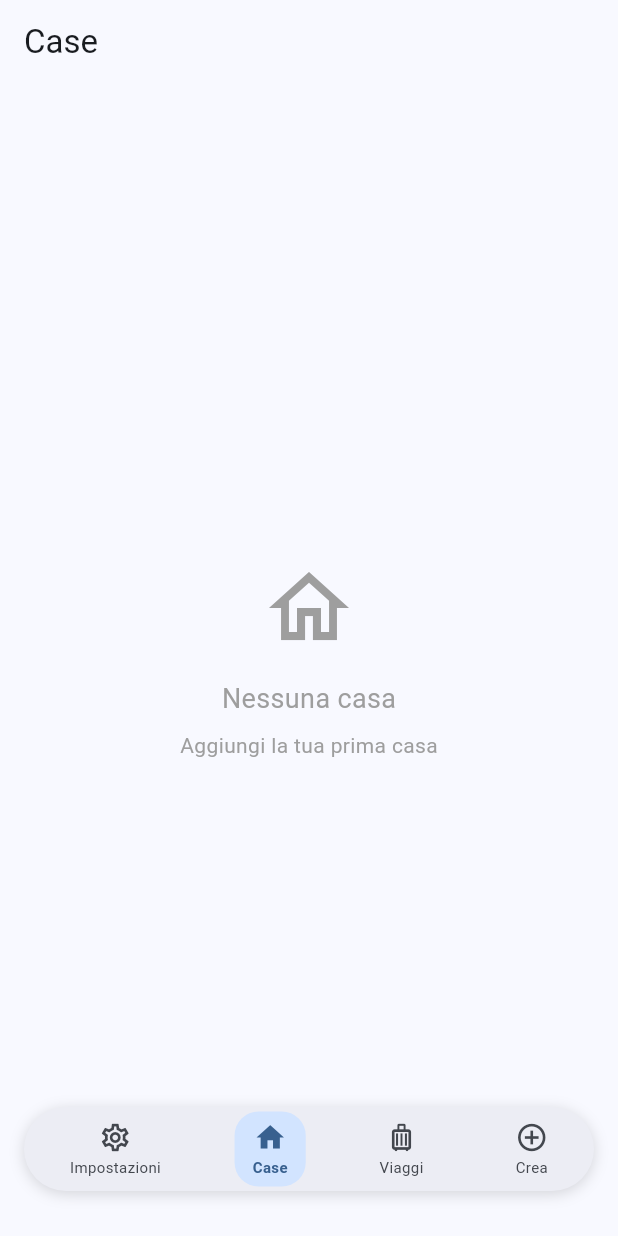
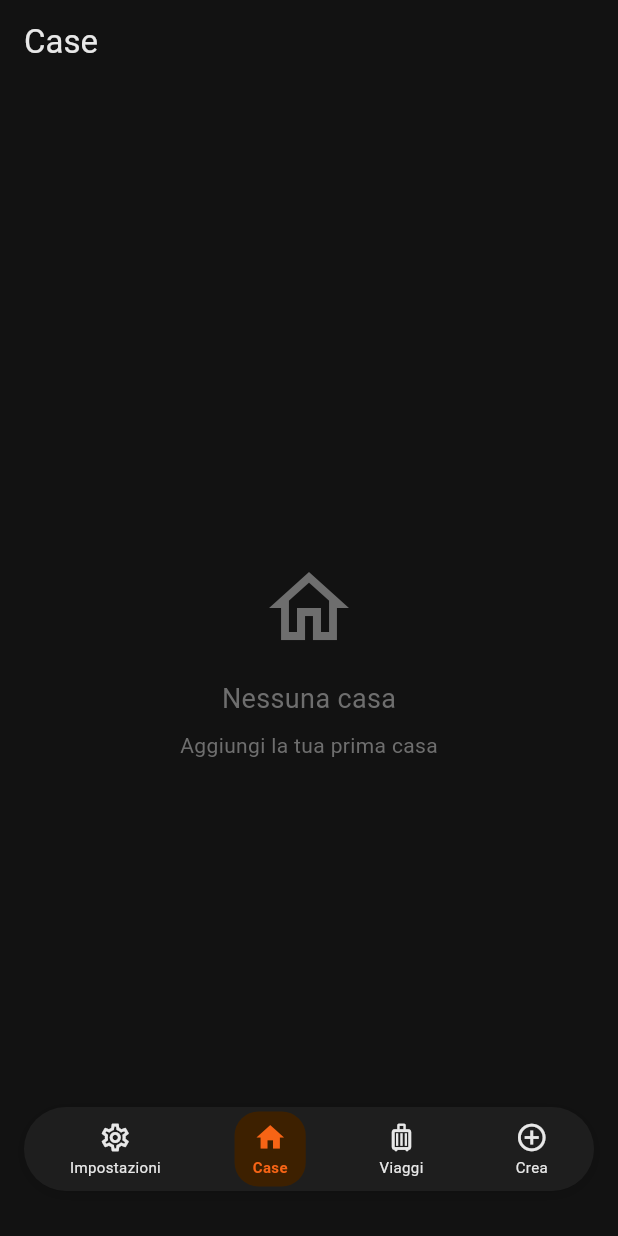
Before and after one commit to davidetarsi/PackLog, a Flutter app: the screen it shows after launch, on a phone screen of 412 x 824 dp. Run offline on Flutter 3.47's test engine with Material 3 defaults, Android fonts, the light colour scheme and no system bars; our stand-ins replace flutter_riverpod, freezed_annotation, go_router, riverpod_annotation, shared_preferences; generated files the repository leaves out were written again.

Commit message:
fix minor bugs

```diff
--- a/lib/main.dart
+++ b/lib/main.dart
@@ -16,6 +16,7 @@ class MyApp extends StatelessWidget {
       title: 'Stuff Tracker',
       theme: AppTheme.light,
       darkTheme: AppTheme.dark,
+      themeMode: ThemeMode.dark, // Forza il tema scuro
       routerConfig: appRouter,
     );
   }
--- a/lib/shared/theme/app_colors.dart
+++ b/lib/shared/theme/app_colors.dart
@@ -4,52 +4,59 @@ import 'package:flutter/material.dart';
 /// Usa questi colori per stati specifici che non cambiano con light/dark mode.
 /// Per colori che devono adattarsi, usa Theme.of(context).colorScheme
 abstract class AppColors {
+  // === Colori principali del tema ===
+
+  /// Arancione scuro - colore principale dell'app
+  static const Color primaryOrange = Color.fromARGB(255, 237, 100, 26);
+  static const Color primaryOrangeLight = Color.fromARGB(255, 247, 144, 92);
+  static const Color primaryOrangeDark = Color.fromARGB(255, 215, 98, 62);
+
   // === Stati degli item ===
 
-  /// Item attualmente in viaggio (assente dalla casa)
-  static const Color itemOnTrip = Color(0xFFF57C00);
-  static const Color itemOnTripLight = Color(0xFFFFF3E0);
+  /// Item attualmente in viaggio (assente dalla casa) - usa arancione del tema
+  static const Color itemOnTrip = Color(0xFFFF8A50);
+  static const Color itemOnTripLight = Color(0xFF3D2000);
   static const Color itemOnTripDark = Color(0xFFE65100);
 
-  /// Item temporaneamente presente (in arrivo da un viaggio)
-  static const Color itemTemporary = Color(0xFF1976D2);
-  static const Color itemTemporaryLight = Color(0xFFE3F2FD);
-  static const Color itemTemporaryDark = Color(0xFF0D47A1);
+  /// Item temporaneamente presente (in arrivo da un viaggio) - usa blu/azzurro
+  static const Color itemTemporary = Color(0xFF42A5F5);
+  static const Color itemTemporaryLight = Color(0xFF1A3A5C);
+  static const Color itemTemporaryDark = Color(0xFF1976D2);
 
   // === Azioni ===
 
   /// Colore per azioni distruttive (elimina, rimuovi)
-  static const Color destructive = Color(0xFFD32F2F);
-  static const Color destructiveLight = Color(0xFFEF9A9A);
+  static const Color destructive = Color(0xFFCF6679);
+  static const Color destructiveLight = Color(0xFF5C2A2A);
 
   /// Colore per successo/conferma
-  static const Color success = Color(0xFF388E3C);
+  static const Color success = Color(0xFF4CAF50);
 
-  /// Colore per avvisi/warning
-  static const Color warning = Color(0xFFF57C00);
-  static const Color warningLight = Color(0xFFFFE0B2);
+  /// Colore per avvisi/warning - usa arancione
+  static const Color warning = Color(0xFFFF8A50);
+  static const Color warningLight = Color(0xFF3D2000);
 
   // === Colori neutri ===
 
   /// Colore per testo/icone disabilitati o secondari
-  static const Color disabled = Color(0xFF9E9E9E);
-  static const Color hint = Color(0xFF757575);
+  static const Color disabled = Color(0xFF6E6E6E);
+  static const Color hint = Color(0xFF9E9E9E);
 
   /// Colore bianco per testo su sfondi colorati
   static const Color onColored = Color(0xFFFFFFFF);
 
   /// Bordi e separatori
-  static const Color border = Color(0xFFE0E0E0);
+  static const Color border = Color(0xFF3A3A3A);
 
   // === Badge e indicatori ===
 
-  /// Badge quantità selezionata
-  static const Color badgeSelected = Color(0xFFE8DEF8);
-  static const Color badgeSelectedText = Color.fromARGB(255, 50, 127, 204);
+  /// Badge quantità selezionata - usa arancione
+  static const Color badgeSelected = Color(0xFF3D2000);
+  static const Color badgeSelectedText = Color(0xFFFF8A50);
 
   /// Badge quantità non selezionata
-  static const Color badgeUnselected = Color(0xFFE7E0EC);
-  static const Color badgeUnselectedText = Color(0xFF49454F);
+  static const Color badgeUnselected = Color(0xFF2D2D2D);
+  static const Color badgeUnselectedText = Color(0xFFB0B0B0);
 }
 
 /// Extension del tema per colori custom che supportano light/dark mode
@@ -73,22 +80,22 @@ class AppColorsExtension extends ThemeExtension<AppColorsExtension> {
 
   /// Colori per light mode
   static const light = AppColorsExtension(
-    itemOnTrip: AppColors.itemOnTrip,
-    itemOnTripBackground: AppColors.itemOnTripLight,
+    itemOnTrip: AppColors.itemOnTripDark,
+    itemOnTripBackground: Color(0xFFFFF3E0),
     itemOnTripText: AppColors.itemOnTripDark,
-    itemTemporary: AppColors.itemTemporary,
-    itemTemporaryBackground: AppColors.itemTemporaryLight,
+    itemTemporary: AppColors.itemTemporaryDark,
+    itemTemporaryBackground: Color(0xFFE3F2FD),
     itemTemporaryText: AppColors.itemTemporaryDark,
   );
 
-  /// Colori per dark mode
+  /// Colori per dark mode - usa arancione del tema
   static const dark = AppColorsExtension(
-    itemOnTrip: Color(0xFFFFB74D),
-    itemOnTripBackground: Color(0xFF3E2723),
-    itemOnTripText: Color(0xFFFFCC80),
-    itemTemporary: Color(0xFF64B5F6),
-    itemTemporaryBackground: Color(0xFF0D47A1),
-    itemTemporaryText: Color(0xFF90CAF9),
+    itemOnTrip: AppColors.itemOnTrip, // Arancione chiaro
+    itemOnTripBackground: AppColors.itemOnTripLight, // Sfondo arancione scuro
+    itemOnTripText: AppColors.itemOnTrip,
+    itemTemporary: AppColors.itemTemporary, // Blu chiaro
+    itemTemporaryBackground: AppColors.itemTemporaryLight, // Sfondo blu scuro
+    itemTemporaryText: AppColors.itemTemporary,
   );
 
   @override
--- a/lib/shared/theme/app_theme.dart
+++ b/lib/shared/theme/app_theme.dart
@@ -5,21 +5,65 @@ import '../constants/app_constants.dart';
 /// Tema principale dell'app.
 /// Definisce tutti gli stili globali per avere un design consistente.
 class AppTheme {
-  /// Tema chiaro
+  // === Colori principali del tema ===
+  static const Color _primaryOrange = Color.fromARGB(
+    255,
+    247,
+    100,
+    21,
+  ); // Arancione scuro
+  static const Color _primaryOrangeLight = Color(0xFFFF8A50);
+  static const Color _surfaceDark = Color(0xFF121212); // Nero
+  static const Color _surfaceContainerDark = Color(
+    0xFF1E1E1E,
+  ); // Grigio molto scuro
+  static const Color _surfaceContainerHighDark = Color(
+    0xFF2D2D2D,
+  ); // Grigio scuro
+
+  /// Tema chiaro (fallback, ma l'app userà principalmente il dark)
   static ThemeData get light {
     final colorScheme = ColorScheme.fromSeed(
-      seedColor: const Color.fromARGB(255, 50, 127, 204),
+      seedColor: _primaryOrange,
       brightness: Brightness.light,
     );
 
     return _buildTheme(colorScheme, AppColorsExtension.light);
   }
 
-  /// Tema scuro
+  /// Tema scuro - Tema principale dell'app
   static ThemeData get dark {
-    final colorScheme = ColorScheme.fromSeed(
-      seedColor: const Color.fromARGB(255, 50, 127, 204),
-      brightness: Brightness.dark,
+    // ColorScheme personalizzato per tema scuro con arancione
+    const colorScheme = ColorScheme.dark(
+      // Colori primari (arancione)
+      primary: _primaryOrange,
+      onPrimary: Colors.white,
+      primaryContainer: Color(0xFF3D2000),
+      onPrimaryContainer: _primaryOrangeLight,
+      // Colori secondari
+      secondary: Color(0xFFFFB74D),
+      onSecondary: Color(0xFF1E1E1E),
+      secondaryContainer: Color(0xFF4A3000),
+      onSecondaryContainer: Color(0xFFFFDDB0),
+      // Colori terziari
+      tertiary: Color(0xFFFFCC80),
+      onTertiary: Color(0xFF1E1E1E),
+      // Superfici (nero/grigio scuro)
+      surface: _surfaceDark,
+      onSurface: Color(0xFFE8E8E8),
+      surfaceContainerLowest: Color(0xFF0D0D0D),
+      surfaceContainerLow: Color(0xFF1A1A1A),
+      surfaceContainer: _surfaceContainerDark,
+      surfaceContainerHigh: _surfaceContainerHighDark,
+      surfaceContainerHighest: Color(0xFF3A3A3A),
+      // Altri colori
+      error: Color(0xFFCF6679),
+      onError: Colors.black,
+      outline: Color(0xFF5C5C5C),
+      outlineVariant: Color(0xFF3A3A3A),
+      inverseSurface: Color(0xFFE8E8E8),
+      onInverseSurface: Color(0xFF1E1E1E),
+      inversePrimary: Color(0xFFBF360C),
     );
 
     return _buildTheme(colorScheme, AppColorsExtension.dark);
```
